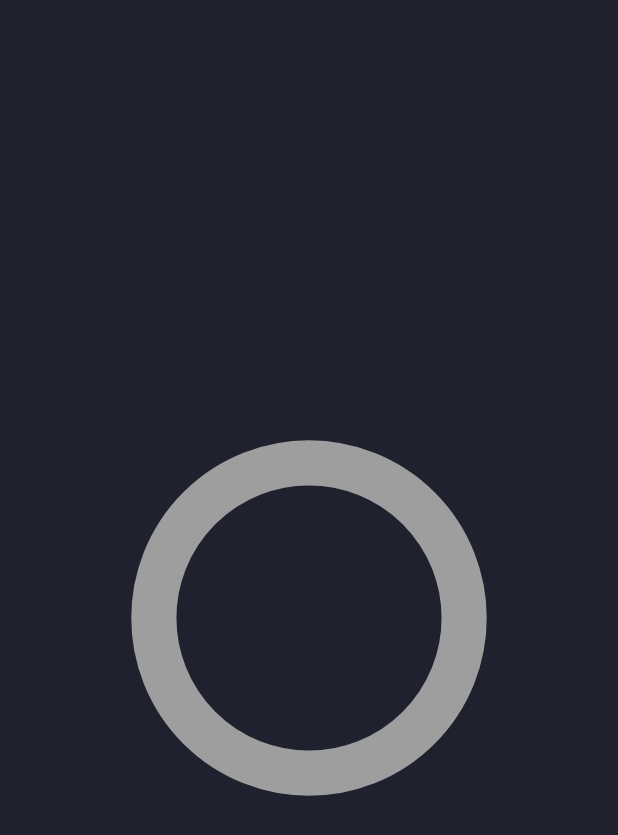
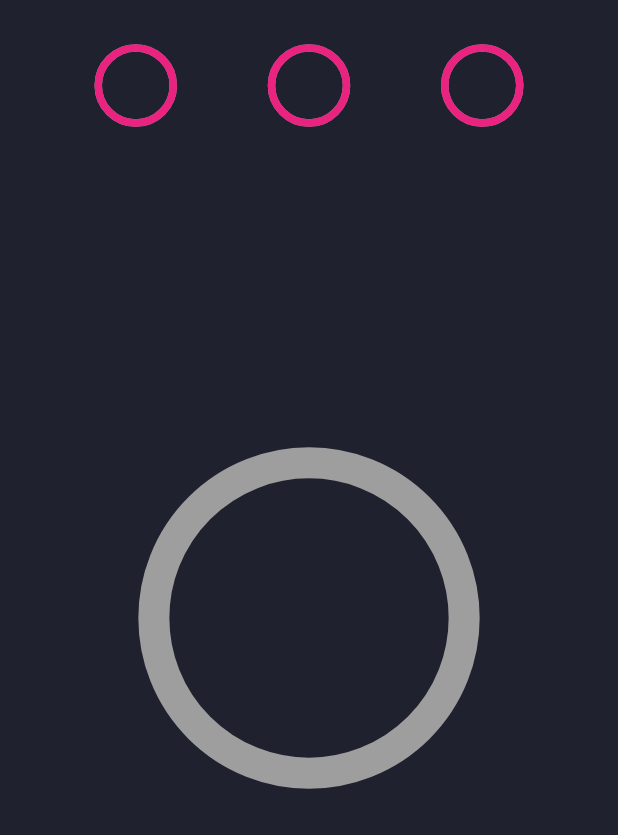
Before and after one commit to aelavell/DailyPractice, a Flutter app: the screen it shows after launch, on a phone screen of 412 x 824 dp. Shown: the top 835 px of the screen. Run offline on Flutter 3.47's test engine with Material 2 defaults, Android fonts, the phone set to English and light mode, and no system bars.

Commit message:
[progression] refactor circle drawing code into its own widget. start adding some smaller circles at the top to signify # of completed interactions.

```diff
--- /dev/null
+++ b/lib/AccomplishmentCircle.dart
@@ -0,0 +1,24 @@
+
+import 'package:flutter/material.dart';
+
+class AccomplishmentCircle extends StatelessWidget {
+  final double value;
+  final double width;
+  final double height;
+
+  AccomplishmentCircle({Key key, this.value, this.width, this.height}) : super(key: key);
+
+  @override
+  Widget build(BuildContext context) {
+    return SizedBox(
+      child: CircularProgressIndicator(
+        value: value,
+        strokeWidth: width * 0.1,
+        backgroundColor: Colors.grey,
+        valueColor: new AlwaysStoppedAnimation<Color>(const Color(0xffbEB2181)),
+      ),
+      width:  width,
+      height: height,
+    );
+  }
+}
--- a/lib/AccomplishmentControl.dart
+++ b/lib/AccomplishmentControl.dart
@@ -1,5 +1,6 @@
 import 'package:flutter/material.dart';
 import 'package:flutter/animation.dart';
+import 'AccomplishmentCircle.dart';
 
 class AccomplishmentControl extends StatefulWidget {
   _AccomplishmentControlState createState() => _AccomplishmentControlState();
@@ -118,16 +119,11 @@ class AnimatedCircle extends AnimatedWidget {
   Widget build(BuildContext context) {
     final animation = listenable as Animation<double>;
 
-    return Center(child: SizedBox(
-      child: CircularProgressIndicator(
-        value: animation.value,
-        strokeWidth: 30,
-        backgroundColor: Colors.grey,
-        valueColor: new AlwaysStoppedAnimation<Color>(const Color(0xffbEB2181)),
-      ),
-      width:  MediaQueryData.fromWindow(WidgetsBinding.instance.window).size.width * 0.5,
+    return Center(child: AccomplishmentCircle(
+      value: animation.value,
+      width: MediaQueryData.fromWindow(WidgetsBinding.instance.window).size.width * 0.5,
       height: MediaQueryData.fromWindow(WidgetsBinding.instance.window).size.width * 0.5
-      )
+    )
     );
   }
 }
--- a/lib/DailyPracticeApp.dart
+++ b/lib/DailyPracticeApp.dart
@@ -1,3 +1,4 @@
+import 'package:DailyPractice/AccomplishmentCircle.dart';
 import 'package:flutter/material.dart';
 import 'package:flutter/cupertino.dart';
 import 'AccomplishmentControl.dart';
@@ -14,7 +15,21 @@ class DailyPracticeApp extends StatelessWidget {
         textTheme: Typography.whiteCupertino
       ),
      home: Scaffold(
-       body: AccomplishmentControl()
+       body: Stack(children: <Widget>[
+         Padding(
+           padding: const EdgeInsets.only(top: 32.0),
+           child: Row(children: <Widget>[
+             AccomplishmentCircle(value: 1.0, width: 50, height: 50,),
+             AccomplishmentCircle(value: 1.0, width: 50, height: 50,),
+             AccomplishmentCircle(value: 1.0, width: 50, height: 50,),
+            ],
+            mainAxisAlignment: MainAxisAlignment.spaceEvenly,
+           ),
+         ),
+         AccomplishmentControl()
+       ],)
+
+
      ),
    );
  }
```
